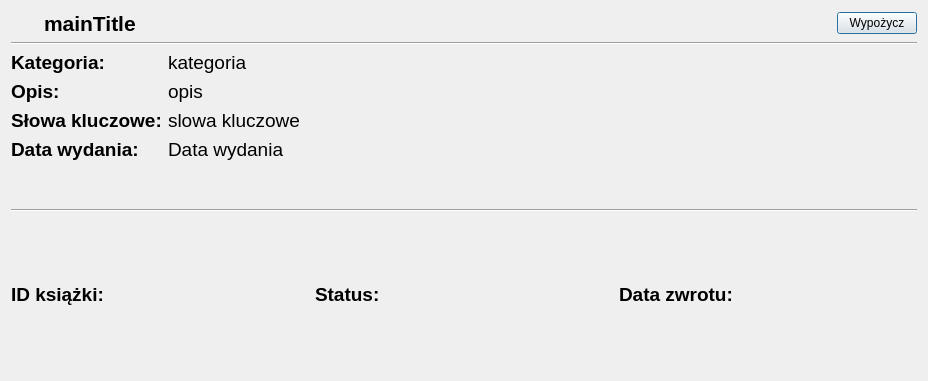
First picture: the form in Bookdetails.ui, repository KostekF/ELS, before the edit.
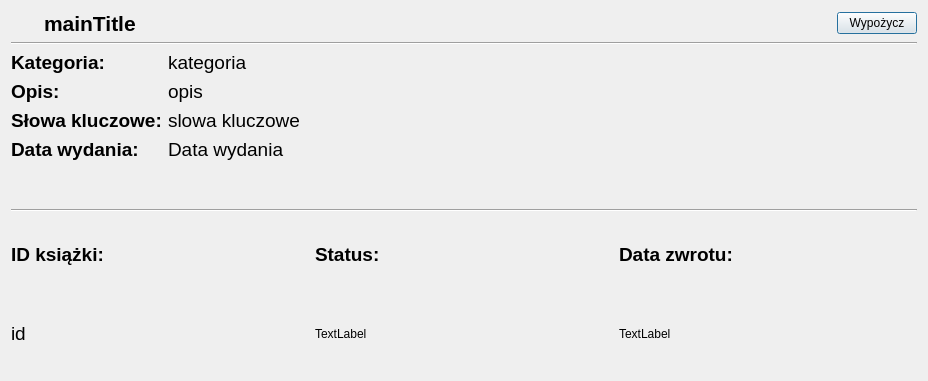
Second picture: the form after the edit. Icons and pictures are not drawn.

Commit message: added adding/editing/deleting books options

Diff of the .ui file:
```diff
--- a/Bookdetails.ui
+++ b/Bookdetails.ui
@@ -219,6 +219,18 @@
          </property>
         </widget>
        </item>
+       <item>
+        <widget class="QLabel" name="label_bookID">
+         <property name="font">
+          <font>
+           <pointsize>14</pointsize>
+          </font>
+         </property>
+         <property name="text">
+          <string>id</string>
+         </property>
+        </widget>
+       </item>
       </layout>
      </item>
      <item>
@@ -237,6 +249,13 @@
          </property>
         </widget>
        </item>
+       <item>
+        <widget class="QLabel" name="label_8">
+         <property name="text">
+          <string>TextLabel</string>
+         </property>
+        </widget>
+       </item>
       </layout>
      </item>
      <item>
@@ -255,6 +274,13 @@
          </property>
         </widget>
        </item>
+       <item>
+        <widget class="QLabel" name="label_9">
+         <property name="text">
+          <string>TextLabel</string>
+         </property>
+        </widget>
+       </item>
       </layout>
      </item>
     </layout>
```
The commit also changes 7 other files.
